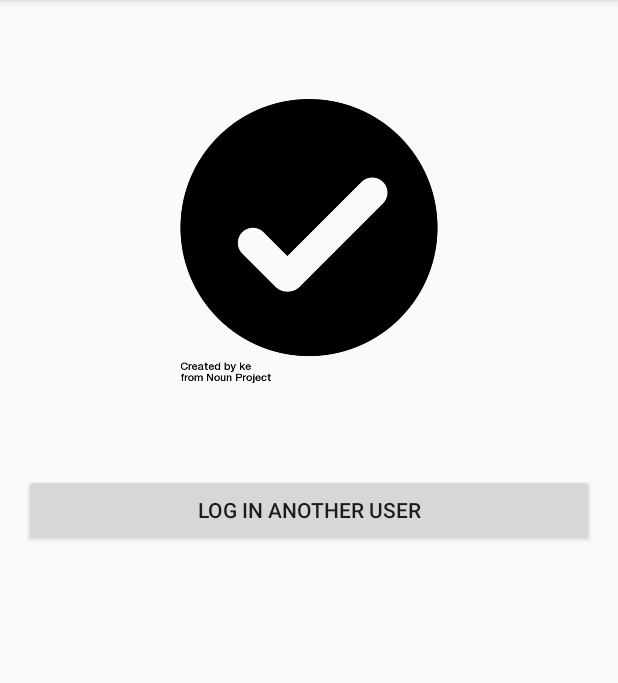
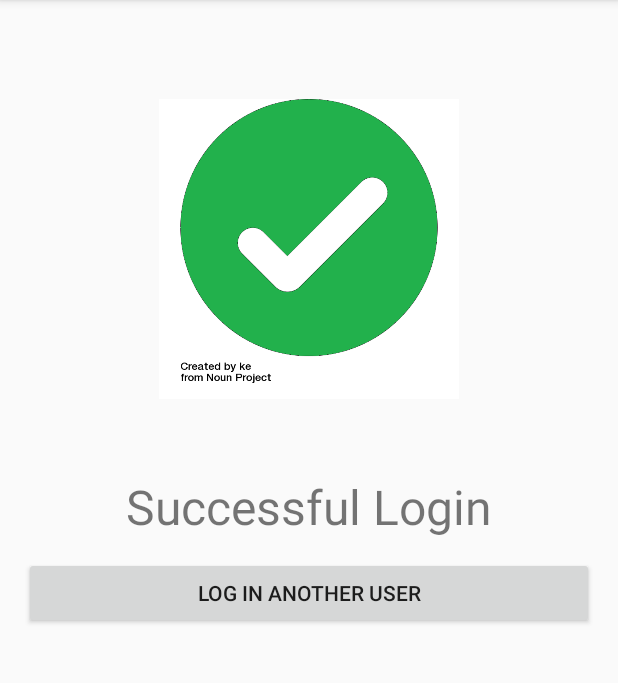
Before and after one commit to TarentoTechnologies/CheckIn, an Android app: the CameraActivity screen opened directly, with no data from a screen before it, after a tap on "CAPTURE PHOTO", on a phone screen of 412 x 824 dp, the part 84-767 px from its top. Run offline under Robolectric (Android 15) with nearby library versions, the light colour scheme and no system bars.

Commit message:
Create debug interaction flow for unsuccessful photo verification

```diff
--- a/app/src/main/java/com/tarento/checkin/checkin/CameraActivity.java
+++ b/app/src/main/java/com/tarento/checkin/checkin/CameraActivity.java
@@ -14,7 +14,13 @@ public class CameraActivity extends AppCompatActivity {
     }
 
     public void capturePhoto(View view) {
-        Intent intent = new Intent(this, LoginSuccessActivity.class);
+        Intent intent = new Intent(this, SuccessfulLoginActivity.class);
+        startActivity(intent);
+        finish();
+    }
+
+    public void failVerification(View view) {
+        Intent intent =new Intent(this, UnsuccessfulLoginActivity.class);
         startActivity(intent);
         finish();
     }
--- /dev/null
+++ b/app/src/main/java/com/tarento/checkin/checkin/SuccessfulLoginActivity.java
@@ -0,0 +1,21 @@
+package com.tarento.checkin.checkin;
+
+import android.content.Intent;
+import android.support.v7.app.AppCompatActivity;
+import android.os.Bundle;
+import android.view.View;
+
+public class SuccessfulLoginActivity extends AppCompatActivity {
+
+    @Override
+    protected void onCreate(Bundle savedInstanceState) {
+        super.onCreate(savedInstanceState);
+        setContentView(R.layout.activity_successful_login);
+    }
+
+    public void checkIn(View view) {
+        Intent intent = new Intent(this, LoginActivity.class);
+        startActivity(intent);
+        finish();
+    }
+}
--- a/app/src/main/java/com/tarento/checkin/checkin/LoginSuccessActivity.java
+++ b/app/src/main/java/com/tarento/checkin/checkin/UnsuccessfulLoginActivity.java
@@ -5,17 +5,20 @@ import android.support.v7.app.AppCompatActivity;
 import android.os.Bundle;
 import android.view.View;
 
-public class LoginSuccessActivity extends AppCompatActivity {
+public class UnsuccessfulLoginActivity extends AppCompatActivity {
 
     @Override
     protected void onCreate(Bundle savedInstanceState) {
         super.onCreate(savedInstanceState);
-        setContentView(R.layout.activity_login_success);
+        setContentView(R.layout.activity_unsuccessful_login);
     }
 
-    public void checkIn(View view) {
-        Intent intent = new Intent(this, LoginActivity.class);
+    public void callAdmin(View view) {
+        Intent intent = new Intent(this, AdminCheckIn.class);
         startActivity(intent);
+    }
+
+    public void tryAgain(View view) {
         finish();
     }
 }
--- /dev/null
+++ b/app/src/main/res/layout/activity_successful_login.xml
@@ -0,0 +1,37 @@
+<?xml version="1.0" encoding="utf-8"?>
+<android.support.constraint.ConstraintLayout xmlns:android="http://schemas.android.com/apk/res/android"
+    xmlns:app="http://schemas.android.com/apk/res-auto"
+    xmlns:tools="http://schemas.android.com/tools"
+    android:layout_width="match_parent"
+    android:layout_height="match_parent"
+    tools:context=".SuccessfulLoginActivity">
+
+    <LinearLayout
+        android:layout_width="match_parent"
+        android:layout_height="match_parent"
+        android:padding="@dimen/activity_vertical_margin"
+        android:gravity="center_horizontal"
+        android:orientation="vertical">
+
+        <ImageView
+            android:layout_width="200dp"
+            android:layout_height="200dp"
+            android:src="@drawable/check_circle_black"
+            android:layout_margin="50dp" />
+
+        <TextView
+            android:layout_width="match_parent"
+            android:layout_height="wrap_content"
+            android:textAlignment="center"
+            android:textSize="32sp"
+            android:layout_marginBottom="12dp"
+            android:text="@string/successful_login"/>
+
+        <Button
+            android:layout_width="match_parent"
+            android:layout_height="wrap_content"
+            android:text="@string/login_new_user"
+            android:onClick="checkIn"/>
+    </LinearLayout>
+
+</android.support.constraint.ConstraintLayout>
--- a/app/src/main/res/values/strings.xml
+++ b/app/src/main/res/values/strings.xml
@@ -1,7 +1,18 @@
 <resources>
+    <!-- App Wide String Names -->
     <string name="app_name">Check In</string>
     <string name="title_activity_login">Sign in</string>
-    <string name="login_new_user">Log in another user</string>
+
+    <!-- Button String Names -->
+    <string name="login_new_user">Log In Another User</string>
+    <string name="call_admin">Call Admin</string>
+    <string name="try_again">Try Again</string>
+    <string name="capture_photo">Capture Photo</string>
+    <string name="unsuccessful_verification">Unsuccessful Verification</string>
+
+    <!-- Descriptive Text -->
+    <string name="successful_login">Successful Login</string>
+    <string name="unsuccessful_login">Unsuccessful Login</string>
 
     <!-- Strings related to login -->
     <string name="prompt_email">Email</string>
```
Also changed, not shown: app/src/main/AndroidManifest.xml (+8 -4 lines), app/src/main/java/com/tarento/checkin/checkin/AdminCheckIn.java (added, +13 -0 lines), app/src/main/res/layout/activity_admin_check_in.xml (added, +9 -0 lines), app/src/main/res/layout/activity_camera.xml (+10 -2 lines), app/src/main/res/layout/activity_unsuccessful_login.xml (renamed from app/src/main/res/layout/activity_login_success.xml, +19 -4 lines), app/src/main/res/drawable/check_circle_black.png, app/src/main/res/drawable/cross_circle_black.png (added).
